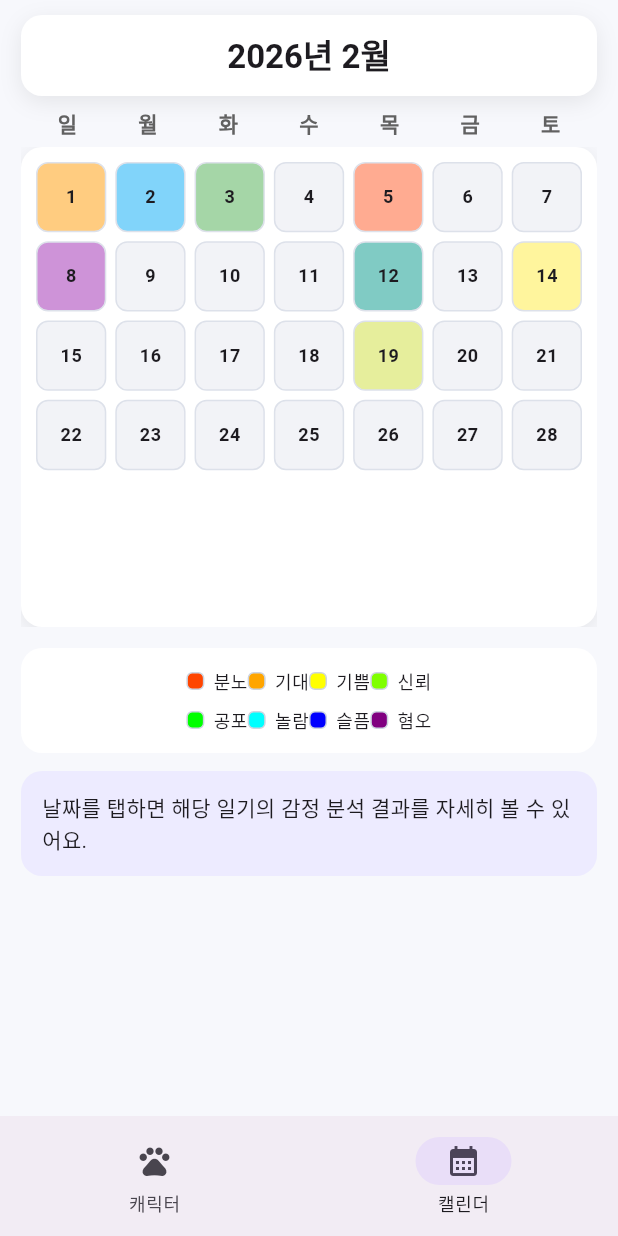
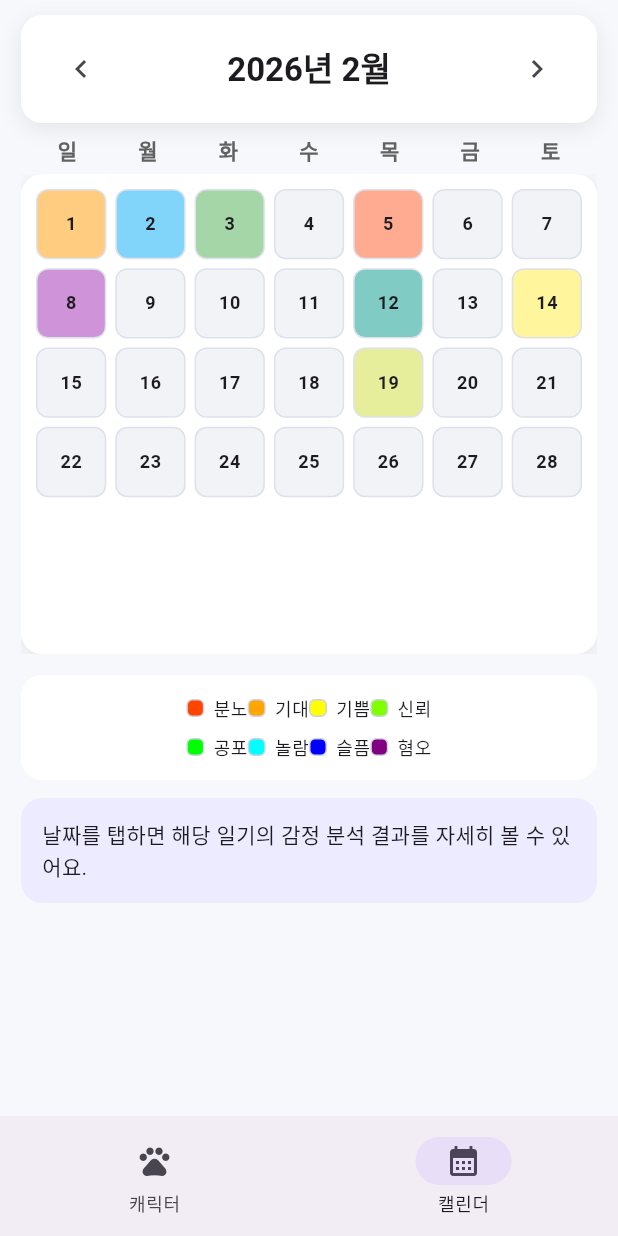
Before and after one commit to guddn/emotion-calendar-app, a Flutter app: the screen it shows after launch, item 2 of the bottom bar chosen, on a phone screen of 412 x 824 dp. Run offline on Flutter 3.47's test engine with Material 3 defaults, Android fonts, the phone set to English and light mode, and no system bars; our stand-ins replace flutter_markdown.

Commit message:
feat(frontend): add swiping feature

```diff
--- a/frontend/app/lib/screens/calendar_screen.dart
+++ b/frontend/app/lib/screens/calendar_screen.dart
@@ -48,6 +48,15 @@ class _CalendarScreenState extends State<CalendarScreen> {
     return DateTime(today.year, today.month + (page - _basePage));
   }
 
+  Future<void> _moveMonth(int delta) {
+    final targetPage = _currentPage + delta;
+    return _pageController.animateToPage(
+      targetPage,
+      duration: const Duration(milliseconds: 220),
+      curve: Curves.easeOut,
+    );
+  }
+
   @override
   Widget build(BuildContext context) {
     final currentMonth = _monthByPage(_currentPage);
@@ -61,7 +70,11 @@ class _CalendarScreenState extends State<CalendarScreen> {
             child: Column(
               crossAxisAlignment: CrossAxisAlignment.stretch,
               children: [
-                _MonthHeader(currentMonth: currentMonth),
+                _MonthHeader(
+                  currentMonth: currentMonth,
+                  onPreviousMonth: () => _moveMonth(-1),
+                  onNextMonth: () => _moveMonth(1),
+                ),
                 const SizedBox(height: 8),
                 const _WeekdayHeader(),
                 const SizedBox(height: 6),
@@ -97,9 +110,15 @@ class _CalendarScreenState extends State<CalendarScreen> {
 }
 
 class _MonthHeader extends StatelessWidget {
-  const _MonthHeader({required this.currentMonth});
+  const _MonthHeader({
+    required this.currentMonth,
+    required this.onPreviousMonth,
+    required this.onNextMonth,
+  });
 
   final DateTime currentMonth;
+  final VoidCallback onPreviousMonth;
+  final VoidCallback onNextMonth;
 
   @override
   Widget build(BuildContext context) {
@@ -116,12 +135,33 @@ class _MonthHeader extends StatelessWidget {
           ),
         ],
       ),
-      child: Text(
-        '${currentMonth.year}년 ${currentMonth.month}월',
-        textAlign: TextAlign.center,
-        style: Theme.of(context).textTheme.titleLarge?.copyWith(
-              fontWeight: FontWeight.w600,
+      // child: Text(
+      //   '${currentMonth.year}년 ${currentMonth.month}월',
+      //   textAlign: TextAlign.center,
+      //   style: Theme.of(context).textTheme.titleLarge?.copyWith(
+      //         fontWeight: FontWeight.w600,
+      child: Row(
+        children: [
+          IconButton(
+            onPressed: onPreviousMonth,
+            icon: const Icon(Icons.chevron_left),
+            tooltip: '이전 달',
+          ),
+          Expanded(
+            child: Text(
+              '${currentMonth.year}년 ${currentMonth.month}월',
+              textAlign: TextAlign.center,
+              style: Theme.of(context).textTheme.titleLarge?.copyWith(
+                    fontWeight: FontWeight.w600,
+                  ),
             ),
+          ),
+          IconButton(
+            onPressed: onNextMonth,
+            icon: const Icon(Icons.chevron_right),
+            tooltip: '다음 달',
+          ),
+        ],
       ),
     );
   }
@@ -241,7 +281,7 @@ class _LegendCard extends StatelessWidget {
         children: const [
           Row(
             mainAxisAlignment: MainAxisAlignment.center,
-            children: const [
+            children: [
               _LegendItem(color: Color(0xFFFF4500), label: '분노'),
               _LegendItem(color: Color(0xFFFFA500), label: '기대'),
               _LegendItem(color: Color(0xFFFFFF00), label: '기쁨'),
@@ -250,7 +290,7 @@ class _LegendCard extends StatelessWidget {
           ),
           Row(
             mainAxisAlignment: MainAxisAlignment.center,
-            children: const [
+            children: [
               _LegendItem(color: Color(0xFF00FF00), label: '공포'),
               _LegendItem(color: Color(0xFF00FFFF), label: '놀람'),
               _LegendItem(color: Color(0xFF0000FF), label: '슬픔'),
```
